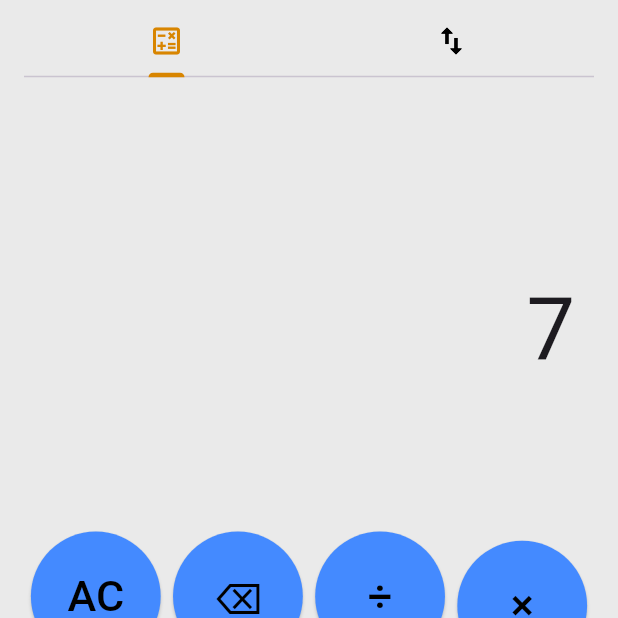
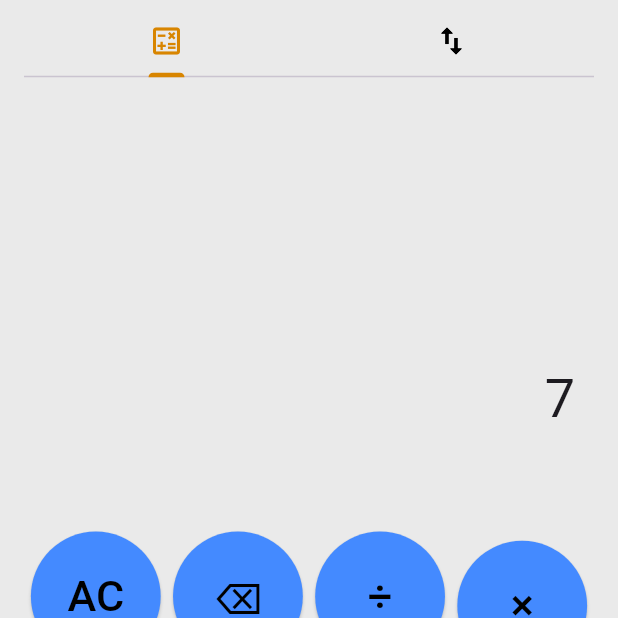
Before and after one commit to i-aman-jha/Calculator-App, a Flutter app: the screen it shows after launch, after a tap on an icon or button, on a phone screen of 412 x 824 dp, the top half of it. Run offline on Flutter 3.47's test engine with Material 3 defaults, Android fonts, the light colour scheme and no system bars; our stand-ins replace dropdown_button2, font_awesome_flutter; missing offline and left inert: currency_converter, function_tree, units_converter.

Commit message:
added font size changing feature on pressing =

```diff
--- a/lib/pages/standardcalculator.dart
+++ b/lib/pages/standardcalculator.dart
@@ -12,14 +12,17 @@ class StandardCalc extends StatefulWidget {
 class _HomepageState extends State<StandardCalc> {
   String input = "";
   String output = "";
+  bool isEqualPressed = false;
 
   void onTap(String text){
     setState(() {
       if(text=='AC'){
         input='';
         output='';
+        isEqualPressed=false;
       }
       else if(text=='⌫'){
+        if(!isEqualPressed){
           if(input.length==1){
             input='';
             output='';
@@ -41,8 +44,9 @@ class _HomepageState extends State<StandardCalc> {
             }
           }
         }
+      }
       else if(text=='00'){
-        if(input!='0' && input.isNotEmpty){
+        if(input!='0' && input.isNotEmpty && input.length<85 && !isEqualPressed){
           input+=text;
           var userInput = input;
           userInput=userInput.replaceAll('×', '*');
@@ -51,9 +55,11 @@ class _HomepageState extends State<StandardCalc> {
         }
       }
       else if(text=='×' || text =='÷' || text=='+' || text=='-'){
+        if(input.length<85){
           if(input!='0' && input.isNotEmpty){
             if(input[input.length-1]!='+' && input[input.length-1]!='×' && input[input.length-1]!='÷' &&input[input.length-1]!='-' ){
-            input+=text;
+              (isEqualPressed)?input=output+text:input+=text;
+              isEqualPressed=false;
             }
             else{
               if(input[input.length-1]!=text && input.length!=1){
@@ -68,6 +74,7 @@ class _HomepageState extends State<StandardCalc> {
             }
           }
         }
+      }
       else if(text=='='){
         setState(() {
           if(input.isNotEmpty){
@@ -75,6 +82,7 @@ class _HomepageState extends State<StandardCalc> {
             userInput=userInput.replaceAll('×', '*');
             userInput=userInput.replaceAll('÷', '/');
             String temp = userInput.substring(userInput.length - 1, userInput.length);
+            isEqualPressed = true;
             ((temp == '+' || temp == '-' || temp == '*' || temp == '/'))
                 ? output = "Error!"
                 : output = "${userInput.interpret()}";
@@ -84,12 +92,16 @@ class _HomepageState extends State<StandardCalc> {
       else{
         if(input=='0' || input.isEmpty) {
           input=text;
-        } else{
-          input+=text;
+        }
+        else{
+          if(input.length<85){
+            (isEqualPressed)?input=text:input+=text;
+            isEqualPressed=false;
             var userInput = input;
             userInput=userInput.replaceAll('×', '*');
             userInput=userInput.replaceAll('÷', '/');
             output = "${userInput.interpret()}";
+          }
         }
       }
     });
@@ -97,13 +109,15 @@ class _HomepageState extends State<StandardCalc> {
 
   @override
   Widget build(BuildContext context) {
+    double inputFontSize = isEqualPressed ? 20.0 : 36.0;
+    double outputFontSize = isEqualPressed ? 36.0 : 20.0;
+
     return Column(
         children: [
           Expanded(
             child: Container(
               padding: EdgeInsets.symmetric(horizontal: MediaQuery.of(context).size.width * 0.045),
               width: MediaQuery.of(context).size.width,
-              // height: MediaQuery.of(context).size.height * 0.3,
               margin: const EdgeInsets.symmetric(vertical: 10, horizontal: 10),
               child: Column(
                 mainAxisAlignment: MainAxisAlignment.end,
@@ -111,7 +125,9 @@ class _HomepageState extends State<StandardCalc> {
                 children: [
                   Text(
                     input,
-                    style: TextStyle(fontSize: (input.length < 36) ? MediaQuery.of(context).size.height * 0.07 : MediaQuery.of(context).size.height * 0.05),
+                    style: TextStyle(
+                      fontSize: inputFontSize
+                      ),
                     maxLines: 5,
                   ),
                   const SizedBox(
@@ -119,7 +135,9 @@ class _HomepageState extends State<StandardCalc> {
                   ),
                   Text(
                     output,
-                    style: TextStyle(fontSize: MediaQuery.of(context).size.height * 0.05, color: Colors.black.withOpacity(0.6)),
+                    style: TextStyle(
+                      fontSize: outputFontSize
+                      ),
                     maxLines: 1,
                   ),
                   const SizedBox(
```
Lines whose indentation alone changed are shown as unchanged.
